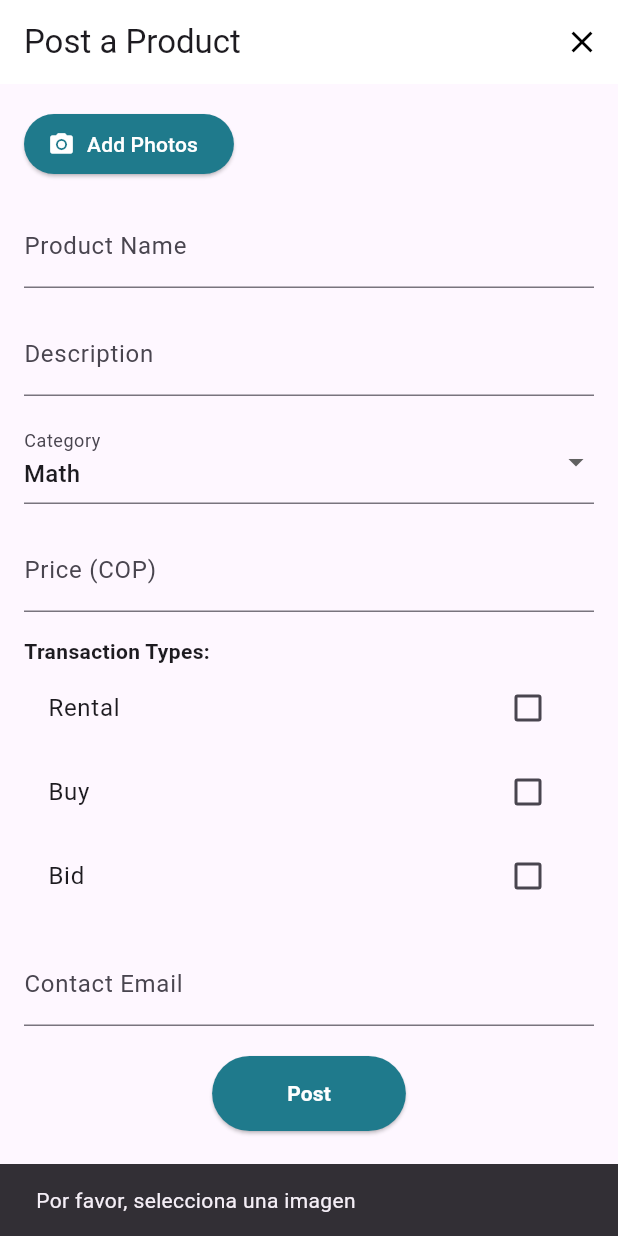
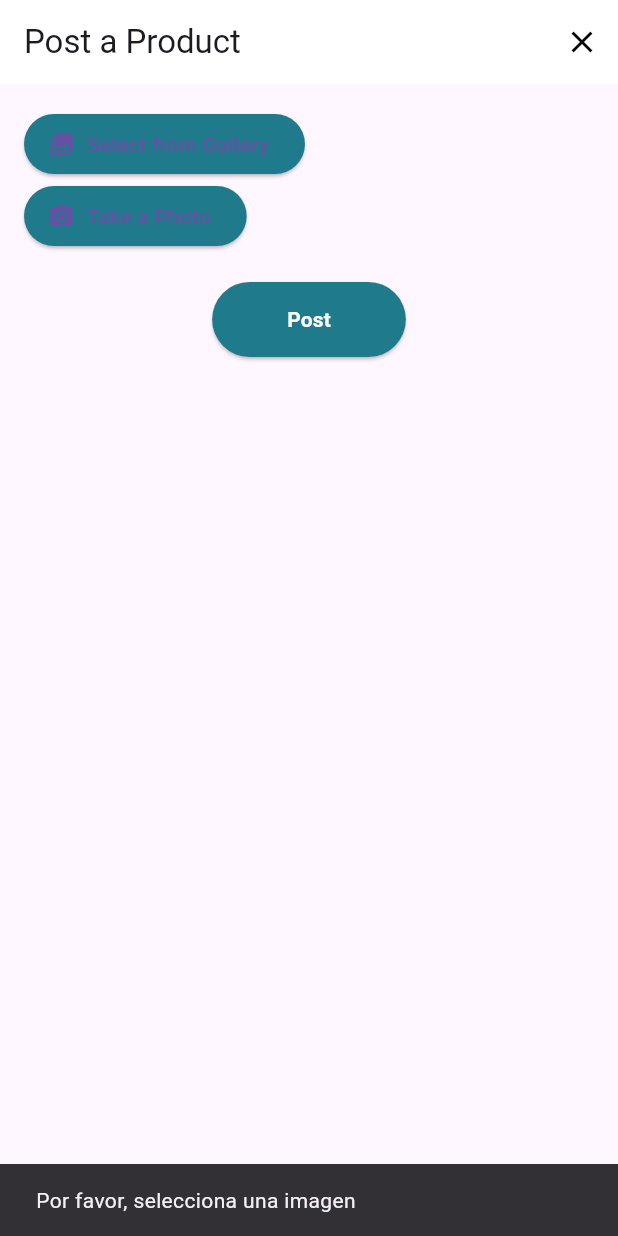
Before and after one commit to Isarquis/M-viles-Group13, a Flutter app: the PostProductScreen screen opened directly, after a tap on "Post", on a phone screen of 412 x 824 dp. Run offline on Flutter 3.47's test engine with Material 3 defaults, Android fonts, the phone set to English and light mode, and no system bars; our stand-ins replace cached_network_image, cloud_firestore, connectivity_plus, firebase_core, firebase_storage, flutter_image_compress and 1 more; accounts and stored records are empty.

Commit message:
postProduct finalizado

```diff
--- /dev/null
+++ b/uni_marketplace_flutter/lib/screens/post_product/post_product_screen.dart
@@ -0,0 +1,198 @@
+import 'package:flutter/material.dart';
+import 'dart:io';
+import 'package:image_picker/image_picker.dart';
+import 'package:uni_marketplace_flutter/screens/product_list.dart';
+import 'package:uni_marketplace_flutter/services/firestore_service.dart';
+import 'package:uni_marketplace_flutter/screens/post_product/post_product_view_model.dart'; // Importar ViewModel
+
+class PostProductScreen extends StatefulWidget {
+  const PostProductScreen({super.key});
+
+  @override
+  _PostProductScreenState createState() => _PostProductScreenState();
+}
+
+class _PostProductScreenState extends State<PostProductScreen> {
+  final TextEditingController _nameController = TextEditingController();
+  final TextEditingController _descriptionController = TextEditingController();
+  final TextEditingController _priceController = TextEditingController();
+  final TextEditingController _emailController = TextEditingController();
+  String _selectedCategory = 'Math';
+  List<String> _transactionTypes = [];
+  File? _image;
+  bool _isLoading = false;
+
+  late PostProductViewModel _viewModel;
+
+  final List<String> _categories = ['Math', 'Science', 'Tech'];
+
+  @override
+  void initState() {
+    super.initState();
+    _viewModel = PostProductViewModel(FirestoreService());
+  }
+
+  Future<void> _pickImage(bool isCamera) async {
+    final picker = ImagePicker();
+    final pickedFile = await picker.pickImage(
+      source: isCamera ? ImageSource.camera : ImageSource.gallery,
+    );
+    if (pickedFile != null) {
+      setState(() {
+        _image = File(pickedFile.path);
+      });
+    }
+  }
+
+  Future<void> _postProduct() async {
+    if (_image == null) {
+      ScaffoldMessenger.of(context).showSnackBar(
+        const SnackBar(content: Text('Por favor, selecciona una imagen')),
+      );
+      return;
+    }
+
+    if (_transactionTypes.isEmpty) {
+      ScaffoldMessenger.of(context).showSnackBar(
+        const SnackBar(
+          content: Text(
+            'Por favor, selecciona al menos un tipo de transacción',
+          ),
+        ),
+      );
+      return;
+    }
+
+    setState(() {
+      _isLoading = true;
+    });
+
+    try {
+      await _viewModel.postProduct(
+        title: _nameController.text,
+        description: _descriptionController.text,
+        selectedCategory: _selectedCategory,
+        price: double.parse(_priceController.text),
+        transactionTypes: _transactionTypes,
+        email: _emailController.text,
+        imageFile: _image!,
+      );
+
+      ScaffoldMessenger.of(context).showSnackBar(
+        const SnackBar(content: Text('Producto publicado exitosamente')),
+      );
+
+      Navigator.pushReplacement(
+        context,
+        MaterialPageRoute(builder: (context) => ProductList()),
+      );
+    } catch (e) {
+      ScaffoldMessenger.of(context).showSnackBar(
+        SnackBar(content: Text('Error al publicar el producto: $e')),
+      );
+    } finally {
+      setState(() {
+        _isLoading = false;
+      });
+    }
+  }
+
+  void _removeImage() {
+    setState(() {
+      _image = null;
+    });
+  }
+
+  @override
+  Widget build(BuildContext context) {
+    return Scaffold(
+      appBar: AppBar(
+        title: const Text('Post a Product'),
+        backgroundColor: Colors.white,
+        elevation: 0,
+        actions: [
+          IconButton(
+            icon: const Icon(Icons.close, color: Colors.black),
+            onPressed: () => Navigator.pop(context),
+          ),
+        ],
+      ),
+      body: SingleChildScrollView(
+        padding: const EdgeInsets.all(16),
+        child: Column(
+          crossAxisAlignment: CrossAxisAlignment.start,
+          children: [
+            ElevatedButton.icon(
+              onPressed: () => _pickImage(false),
+              icon: const Icon(Icons.photo_library),
+              label: const Text('Select from Gallery'),
+              style: ElevatedButton.styleFrom(
+                backgroundColor: const Color(0xFF1F7A8C),
+              ),
+            ),
+            ElevatedButton.icon(
+              onPressed: () => _pickImage(true),
+              icon: const Icon(Icons.camera_alt),
+              label: const Text('Take a Photo'),
+              style: ElevatedButton.styleFrom(
+                backgroundColor: const Color(0xFF1F7A8C),
+              ),
+            ),
+            if (_image != null)
+              Padding(
+                padding: const EdgeInsets.only(top: 10),
+                child: Stack(
+                  children: [
+                    Image.file(_image!, height: 100),
+                    Positioned(
+                      top: -5,
+                      right: -5,
+                      child: GestureDetector(
+                        onTap: _removeImage,
+                        child: Container(
+                          padding: const EdgeInsets.all(4),
+                          decoration: BoxDecoration(
+                            color: const Color(0xFF4F7A94).withOpacity(0.6),
+                            shape: BoxShape.circle,
+                          ),
+                          child: const Icon(
+                            Icons.close,
+                            color: Colors.white,
+                            size: 20,
+                          ),
+                        ),
+                      ),
+                    ),
+                  ],
+                ),
+              ),
+            // Resto de campos de formulario aquí (nombre, descripción, precio, etc.)
+            const SizedBox(height: 20),
+            Center(
+              child:
+                  _isLoading
+                      ? const CircularProgressIndicator()
+                      : ElevatedButton(
+                        onPressed: _postProduct,
+                        style: ElevatedButton.styleFrom(
+                          backgroundColor: const Color(0xFF1F7A8C),
+                          padding: const EdgeInsets.symmetric(
+                            horizontal: 50,
+                            vertical: 15,
+                          ),
+                        ),
+                        child: const Text(
+                          'Post',
+                          style: TextStyle(
+                            color: Colors.white,
+                            fontWeight: FontWeight.bold,
+                          ),
+                        ),
+                      ),
+            ),
+          ],
+        ),
+      ),
+    );
+  }
+}
--- a/uni_marketplace_flutter/lib/screens/post_product_screen.dart
+++ /dev/null
@@ -1,239 +0,0 @@
-import 'dart:io';
-import 'package:flutter/material.dart';
-import 'package:image_picker/image_picker.dart';
-import 'package:uni_marketplace_flutter/services/firestore_service.dart';
-import 'package:firebase_storage/firebase_storage.dart';
-
-class PostProductScreen extends StatefulWidget {
-  const PostProductScreen({super.key});
-
-  @override
-  _PostProductScreenState createState() => _PostProductScreenState();
-}
-
-class _PostProductScreenState extends State<PostProductScreen> {
-  final TextEditingController _nameController = TextEditingController();
-  final TextEditingController _descriptionController = TextEditingController();
-  final TextEditingController _priceController = TextEditingController();
-  final TextEditingController _emailController = TextEditingController();
-  String _selectedCategory = 'Math';
-  List<String> _transactionTypes = [];
-  File? _image;
-  final FirestoreService _firestoreService = FirestoreService();
-  bool _isLoading = false;
-
-  final List<String> _categories = ['Math', 'Science', 'Tech'];
-
-Future<void> _pickImage() async {
-  final picker = ImagePicker();
-  final pickedFile = await picker.pickImage(source: ImageSource.gallery);
-  if (pickedFile != null) {
-    setState(() {
-      _image = File(pickedFile.path);
-      print('Imagen seleccionada: ${_image!.path}');
-    });
-  } else {
-    print('No se seleccionó ninguna imagen');
-  }
-}
-
-  // Función para publicar el producto
-Future<void> _postProduct() async {
-  if (_image == null) {
-    ScaffoldMessenger.of(context).showSnackBar(
-      const SnackBar(content: Text('Por favor, selecciona una imagen')),
-    );
-    return;
-  }
-  if (_transactionTypes.isEmpty) {
-    ScaffoldMessenger.of(context).showSnackBar(
-      const SnackBar(content: Text('Por favor, selecciona al menos un tipo de transacción')),
-    );
-    return;
-  }
-
-  setState(() {
-    _isLoading = true;
-  });
-
-  try {
-    if (!_image!.existsSync()) {
-      ScaffoldMessenger.of(context).showSnackBar(
-        const SnackBar(content: Text('La imagen seleccionada no es válida')),
-      );
-      return;
-    }
-
-    String imageUrl = await _firestoreService.uploadImageWithFile(_image!, 'products');
-    print('URL de la imagen: $imageUrl');
-
-    Map<String, dynamic> data = {
-      'title': _nameController.text,
-      'description': _descriptionController.text,
-      'category': _selectedCategory,
-      'price': double.parse(_priceController.text),
-      'type': _transactionTypes,
-      'image': imageUrl,
-      'contactEmail': _emailController.text,
-      'status': 'Available',
-    };
-
-    await _firestoreService.addProduct(data);
-
-    ScaffoldMessenger.of(context).showSnackBar(
-      const SnackBar(content: Text('Producto publicado exitosamente')),
-    );
-    Navigator.pop(context);
-  } catch (e) {
-    print('Error en _postProduct: $e');
-    ScaffoldMessenger.of(context).showSnackBar(
-      SnackBar(content: Text('Error al publicar el producto: $e')),
-    );
-  } finally {
-    setState(() {
-      _isLoading = false;
-    });
-  }
-}
-
-  @override
-  Widget build(BuildContext context) {
-    return Scaffold(
-      appBar: AppBar(
-        title: const Text('Post a Product'),
-        backgroundColor: Colors.white,
-        elevation: 0,
-        actions: [
-          IconButton(
-            icon: const Icon(Icons.close, color: Colors.black),
-            onPressed: () => Navigator.pop(context),
-          ),
-        ],
-      ),
-      body: SingleChildScrollView(
-        padding: const EdgeInsets.all(16),
-        child: Column(
-          crossAxisAlignment: CrossAxisAlignment.start,
-          children: [
-            ElevatedButton.icon(
-              onPressed: _pickImage,
-              icon: const Icon(Icons.camera_alt),
-              label: const Text('Add Photos'),
-              style: ElevatedButton.styleFrom(
-                backgroundColor: const Color(0xFF1F7A8C),
-                foregroundColor: Colors.white,
-              ),
-            ),
-            if (_image != null)
-              Padding(
-                padding: const EdgeInsets.only(top: 10),
-                child: Image.file(_image!, height: 100),
-              ),
-            const SizedBox(height: 16),
-
-            TextField(
-              controller: _nameController,
-              decoration: const InputDecoration(labelText: 'Product Name'),
-            ),
-            const SizedBox(height: 16),
-
-            TextField(
-              controller: _descriptionController,
-              decoration: const InputDecoration(labelText: 'Description'),
-            ),
-            const SizedBox(height: 16),
-
-            DropdownButtonFormField<String>(
-              value: _selectedCategory,
-              items: _categories.map((category) {
-                return DropdownMenuItem(
-                  value: category,
-                  child: Text(category),
-                );
-              }).toList(),
-              onChanged: (value) {
-                setState(() {
-                  _selectedCategory = value!;
-                });
-              },
-              decoration: const InputDecoration(labelText: 'Category'),
-            ),
-            const SizedBox(height: 16),
-
-            TextField(
-              controller: _priceController,
-              decoration: const InputDecoration(labelText: 'Price (COP)'),
-              keyboardType: TextInputType.number,
-            ),
-            const SizedBox(height: 16),
-
-            const Text('Transaction Types:', style: TextStyle(fontWeight: FontWeight.bold)),
-            CheckboxListTile(
-              title: const Text('Rental'),
-              value: _transactionTypes.contains('Rent'),
-              onChanged: (value) {
-                setState(() {
-                  if (value!) {
-                    _transactionTypes.add('Rent');
-                  } else {
-                    _transactionTypes.remove('Rent');
-                  }
-                });
-              },
-            ),
-            CheckboxListTile(
-              title: const Text('Buy'),
-              value: _transactionTypes.contains('Buy'),
-              onChanged: (value) {
-                setState(() {
-                  if (value!) {
-                    _transactionTypes.add('Buy');
-                  } else {
-                    _transactionTypes.remove('Buy');
-                  }
-                });
-              },
-            ),
-            CheckboxListTile(
-              title: const Text('Bid'),
-              value: _transactionTypes.contains('Bidding'),
-              onChanged: (value) {
-                setState(() {
-                  if (value!) {
-                    _transactionTypes.add('Bidding');
-                  } else {
-                    _transactionTypes.remove('Bidding');
-                  }
-                });
-              },
-            ),
-            const SizedBox(height: 16),
-
-            TextField(
-              controller: _emailController,
-              decoration: const InputDecoration(labelText: 'Contact Email'),
-              keyboardType: TextInputType.emailAddress,
-            ),
-            const SizedBox(height: 20),
-
-            Center(
-              child: _isLoading
-                  ? const CircularProgressIndicator()
-                  : ElevatedButton(
-                      onPressed: _postProduct,
-                      style: ElevatedButton.styleFrom(
-                        backgroundColor: const Color(0xFF1F7A8C),
-                        padding: const EdgeInsets.symmetric(horizontal: 50, vertical: 15),
-                      ),
-                      child: const Text(
-                        'Post',
-                        style: TextStyle(color: Colors.white, fontWeight: FontWeight.bold),
-                      ),
-                    ),
-            ),
-          ],
-        ),
-      ),
-    );
-  }
-}
```
Also changed, not shown: uni_marketplace_flutter/lib/main.dart (+7 -2 lines), uni_marketplace_flutter/lib/screens/post_product/post_product_view_model.dart (added, +141 -0 lines), uni_marketplace_flutter/lib/screens/product_list.dart (+10 -9 lines), uni_marketplace_flutter/lib/services/firestore_service.dart (+44 -11 lines), uni_marketplace_flutter/pubspec.yaml (+6 -2 lines), 5 other files.
